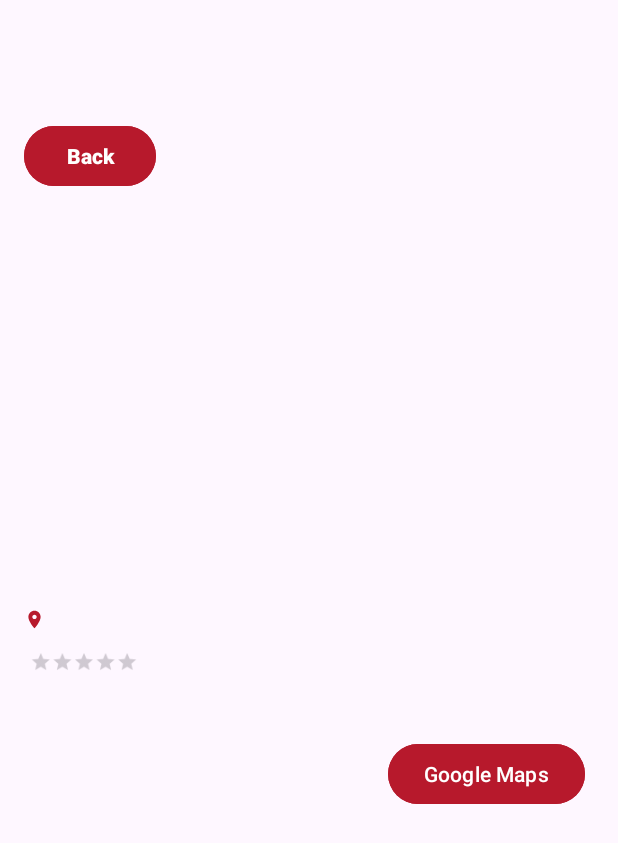
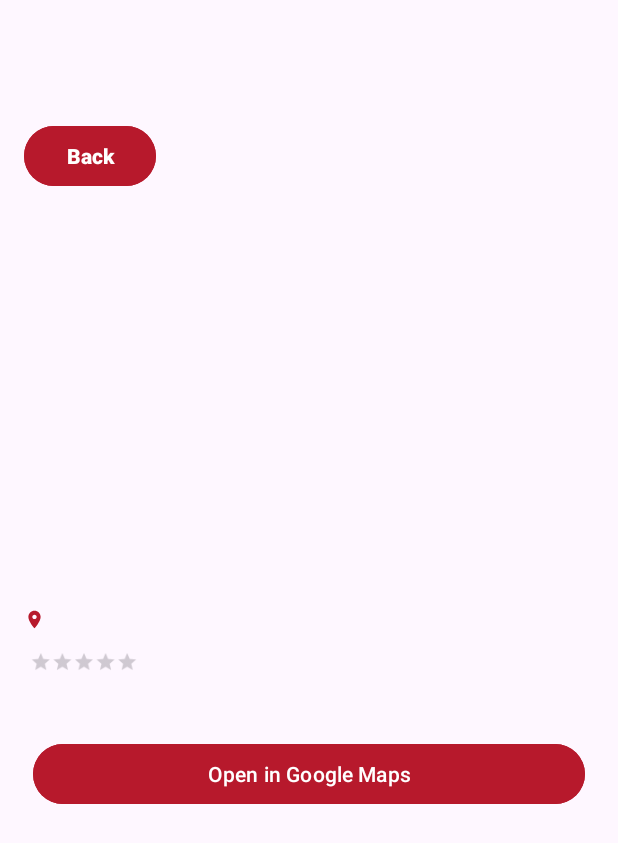
Before and after one commit to aiinuuazzariaa/explorenesia, an Android app: the DetailActivity screen opened directly, with no data from a screen before it, on a phone screen of 412 x 824 dp. Shown: the top 843 px of the screen. Run offline under Robolectric (Android 15) with nearby library versions, the phone set to English and light mode, and no system bars.

Commit message:
upd: update button google maps

```diff
--- a/app/src/main/res/layout/activity_detail.xml
+++ b/app/src/main/res/layout/activity_detail.xml
@@ -96,12 +96,13 @@
 
             <Button
                 android:id="@+id/btnMap"
-                android:text="Google Maps"
+                android:text="Open in Google Maps"
                 android:textColor="#FFFFFF"
                 android:backgroundTint="#B7192C"
-                android:layout_marginStart="12dp"
-                android:layout_width="wrap_content"
-                android:layout_height="wrap_content"/>
+                android:layout_width="match_parent"
+                android:layout_height="wrap_content"
+                android:layout_alignParentBottom="true"
+                android:layout_marginBottom="8dp"/>
         </LinearLayout>
 
 
```
